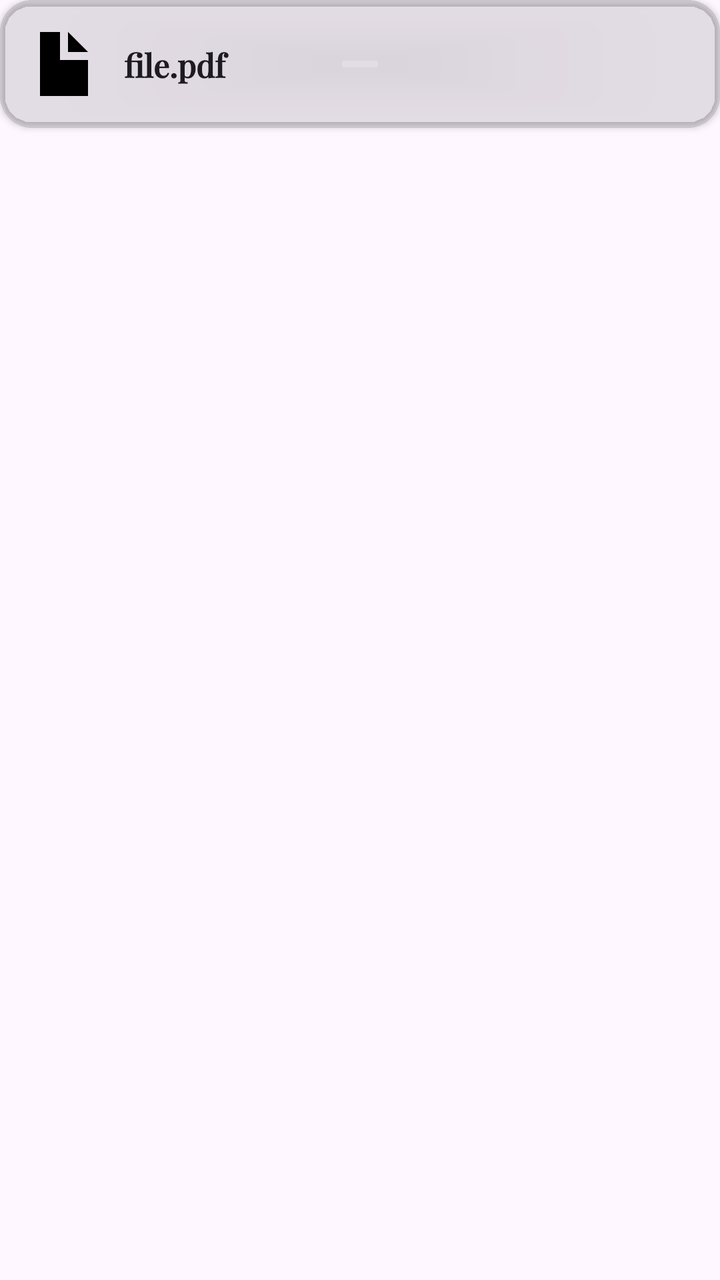
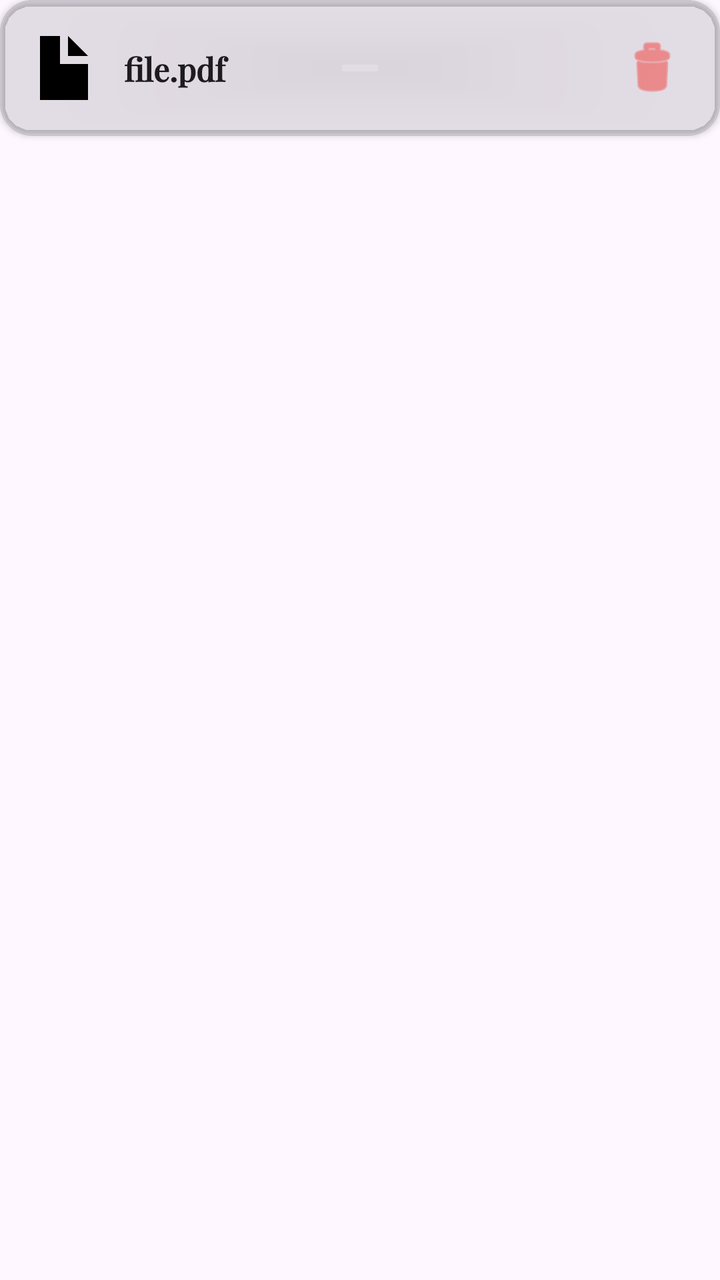

Two renders of the same Android screen: before a commit and after it. Below are the layout's source before the change and the commit's diff.
<!-- AndroidManifest.xml: application theme Theme.Axios -->
<!-- res/layout/item_resource.xml -->
<?xml version="1.0" encoding="utf-8"?>
<androidx.constraintlayout.widget.ConstraintLayout xmlns:android="http://schemas.android.com/apk/res/android"
    android:layout_width="match_parent"
    android:layout_height="match_parent">
    <com.google.android.material.card.MaterialCardView
        xmlns:android="http://schemas.android.com/apk/res/android"
        xmlns:app="http://schemas.android.com/apk/res-auto"
        android:id="@+id/resourceCard"
        android:layout_width="match_parent"
        android:layout_height="wrap_content"
        android:background="@color/material_on_surface_stroke"
        app:cardBackgroundColor="@color/material_on_surface_stroke"
        app:cardCornerRadius="16dp"
        android:layout_marginBottom="10dp"
        app:cardElevation="2dp">

        <LinearLayout
            android:layout_width="match_parent"
            android:layout_height="wrap_content"
            android:orientation="horizontal"
            android:gravity="center_vertical"
            android:padding="16dp">

            <ImageView
                android:layout_width="32dp"
                android:layout_height="32dp"
                android:src="@drawable/file_svgrepo_com"
                android:contentDescription="PDF file" />

            <TextView
                android:id="@+id/tvFileName"
                android:layout_width="0dp"
                android:layout_height="wrap_content"
                android:layout_weight="1"
                android:layout_marginStart="14dp"
                android:text="file.pdf"
                android:fontFamily="@font/playfair_display"
                android:textStyle="bold"
                android:textSize="16sp"
                android:textColor="?attr/colorOnBackground" />

        </LinearLayout>

    </com.google.android.material.card.MaterialCardView>

</androidx.constraintlayout.widget.ConstraintLayout>
<!-- resources referenced by this layout -->
<resources>
  <!-- drawable file_svgrepo_com (drawable) -->
  <vector xmlns:android="http://schemas.android.com/apk/res/android"
      android:width="800dp"
      android:height="800dp"
      android:viewportWidth="16"
      android:viewportHeight="16">
    <path
        android:pathData="M7,0H2V16H14V7H7V0Z"
        android:fillColor="#000000"/>
    <path
        android:pathData="M9,0V5H14L9,0Z"
        android:fillColor="#000000"/>
  </vector>
  <style name="Theme.Axios" parent="Base.Theme.Axios" />
  <style name="Base.Theme.Axios" parent="Theme.Material3.DayNight.NoActionBar">
          
          
      </style>
</resources>

<!-- the commit's change to res/layout/item_resource.xml (unified diff, before → after) -->
@@ -39,6 +39,15 @@
                 android:textSize="16sp"
                 android:textColor="?attr/colorOnBackground" />
 
+            <ImageButton
+                android:id="@+id/btnDeleteResource"
+                android:layout_width="36dp"
+                android:layout_height="36dp"
+                android:background="?attr/selectableItemBackgroundBorderless"
+                android:src="@android:drawable/ic_menu_delete"
+                android:contentDescription="Delete resource"
+                android:tint="#EF5350" />
+
         </LinearLayout>
 
     </com.google.android.material.card.MaterialCardView>
